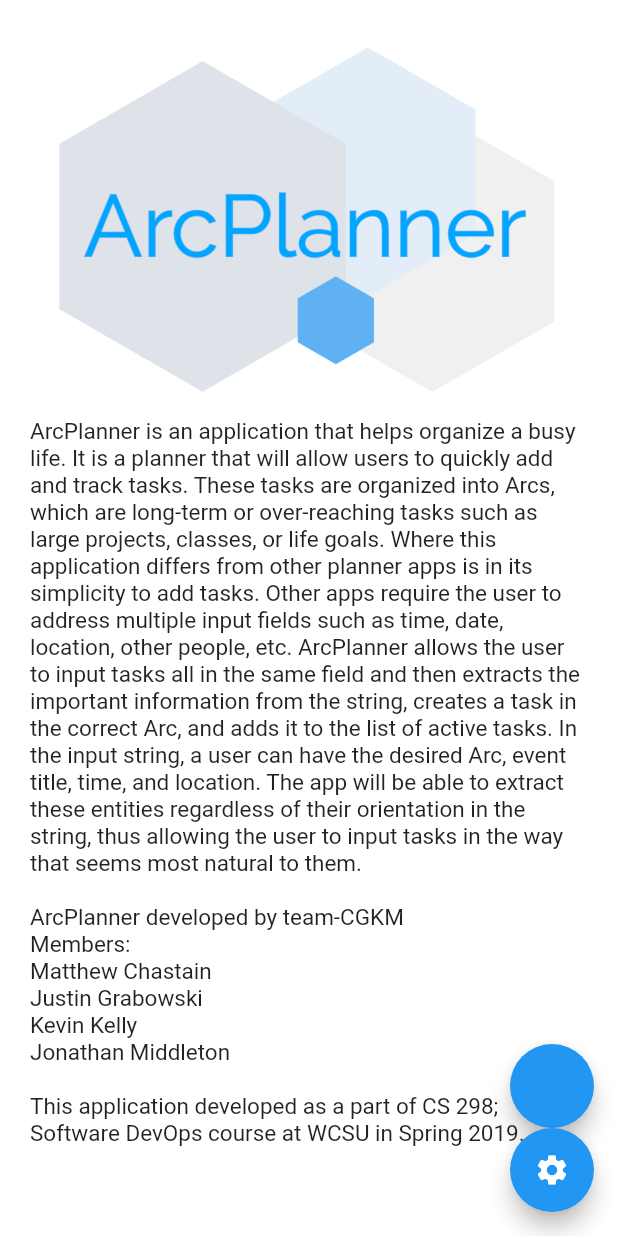
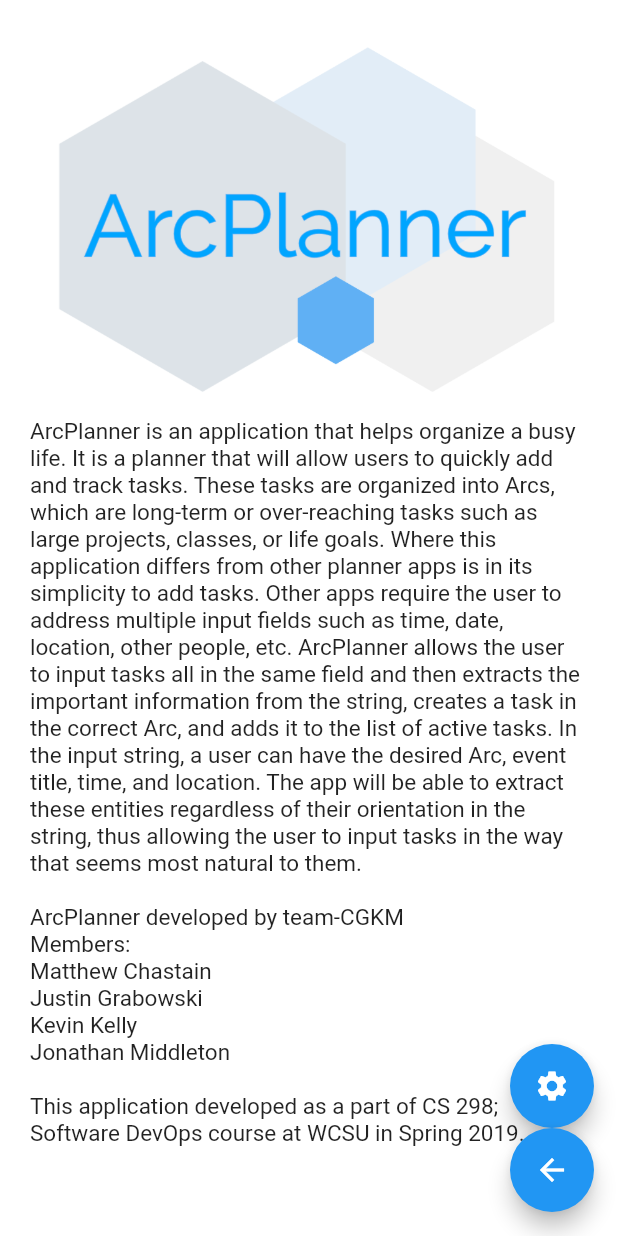
Before and after one commit to smacademic/project-cgkm, a Flutter app: the AboutScreen screen opened by its route, on a phone screen of 412 x 824 dp. Run offline on Flutter 3.47's test engine with Material 2 defaults, Android fonts, the phone set to English and light mode, and no system bars; our stand-ins replace sqflite; accounts and stored records are empty.

Commit message:
Update screen_about.dart
Placed the settings button above the back-button. Added an icon to the back-button in the FAB. Removed commented out FAB code that was no longer needed.

```diff
--- a/client/src/arcplanner/lib/screen_about.dart
+++ b/client/src/arcplanner/lib/screen_about.dart
@@ -58,27 +58,22 @@ class _AboutScreenState extends State<AboutScreen> {
         ],
       ),
 
-     // floatingActionButton: FloatingActionButton(
-       // foregroundColor: Colors.blue,
-       // onPressed: _toPreviousScreen,
-      //),
-      //floatingActionButtonLocation: FloatingActionButtonLocation.endFloat,
-
       floatingActionButton: Column(
         crossAxisAlignment: CrossAxisAlignment.end,
         mainAxisAlignment: MainAxisAlignment.end,
 
         children: <Widget>[
           FloatingActionButton(
-            heroTag: 0,
-            foregroundColor: Colors.blue,
-            onPressed: _toPreviousScreen,
-          ),
-          FloatingActionButton(
             heroTag: 1,
             child: Icon(Icons.settings, color: Colors.white,),
             foregroundColor: Colors.blue,
             onPressed: _toSettingScreen,
+          ),
+          FloatingActionButton(
+            heroTag: 0,
+            child: Icon(Icons.arrow_back, color: Colors.white,),
+            foregroundColor: Colors.blue,
+            onPressed: _toPreviousScreen,
           ),
         ]
       ),
```
